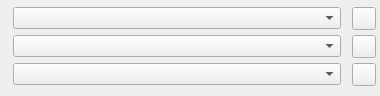
Old version of the form scribus/ui/propertywidget_textcolorbase.ui in the repository nitramr/scribus.
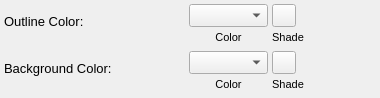
New version of the form. Icons and pictures are not drawn. Custom widgets are drawn as their Qt base class.

Commit message: optical margin and first line

The edit to the form file:
```diff
--- a/scribus/ui/propertywidget_textcolorbase.ui
+++ b/scribus/ui/propertywidget_textcolorbase.ui
@@ -7,11 +7,11 @@
     <x>0</x>
     <y>0</y>
     <width>380</width>
-    <height>96</height>
+    <height>98</height>
    </rect>
   </property>
   <property name="sizePolicy">
-   <sizepolicy hsizetype="MinimumExpanding" vsizetype="Preferred">
+   <sizepolicy hsizetype="MinimumExpanding" vsizetype="MinimumExpanding">
     <horstretch>0</horstretch>
     <verstretch>0</verstretch>
    </sizepolicy>
@@ -28,6 +28,11 @@
     <height>16777215</height>
    </size>
   </property>
+  <property name="font">
+   <font>
+    <pointsize>10</pointsize>
+   </font>
+  </property>
   <property name="windowTitle">
    <string notr="true">Frame</string>
   </property>
@@ -48,164 +53,304 @@
     <number>4</number>
    </property>
    <item>
-    <layout class="QHBoxLayout" name="fillLayout" stretch="0,1,0,0">
+    <layout class="QGridLayout" name="gridLayout" columnstretch="0,0,1,0,0,1">
+     <property name="sizeConstraint">
+      <enum>QLayout::SetDefaultConstraint</enum>
+     </property>
      <property name="spacing">
-      <number>2</number>
+      <number>4</number>
      </property>
-     <item>
-      <widget class="QLabel" name="fillIcon">
-       <property name="text">
-        <string/>
+     <item row="0" column="5">
+      <spacer name="horizontalSpacer">
+       <property name="orientation">
+        <enum>Qt::Horizontal</enum>
        </property>
-       <property name="pixmap">
-        <pixmap>../../resources/icons/16/color-fill.png</pixmap>
+       <property name="sizeHint" stdset="0">
+        <size>
+         <width>40</width>
+         <height>20</height>
+        </size>
        </property>
-      </widget>
+      </spacer>
      </item>
-     <item>
-      <widget class="ColorCombo" name="fillColor">
-       <property name="sizePolicy">
-        <sizepolicy hsizetype="MinimumExpanding" vsizetype="Fixed">
-         <horstretch>0</horstretch>
-         <verstretch>0</verstretch>
-        </sizepolicy>
+     <item row="1" column="0" colspan="2">
+      <layout class="QVBoxLayout" name="verticalLayout_6">
+       <property name="spacing">
+        <number>0</number>
        </property>
-       <property name="toolTip">
-        <string>Color of selected text. If Outline text decoration is enabled, this color will be the fill color. If Drop Shadow Text is enabled, then this will be the top most color.</string>
+       <property name="sizeConstraint">
+        <enum>QLayout::SetDefaultConstraint</enum>
        </property>
-      </widget>
+       <item>
+        <widget class="QLabel" name="label_3">
+         <property name="minimumSize">
+          <size>
+           <width>0</width>
+           <height>24</height>
+          </size>
+         </property>
+         <property name="font">
+          <font>
+           <pointsize>10</pointsize>
+          </font>
+         </property>
+         <property name="text">
+          <string>Background Color:</string>
+         </property>
+         <property name="alignment">
+          <set>Qt::AlignLeading|Qt::AlignLeft|Qt::AlignVCenter</set>
+         </property>
+        </widget>
+       </item>
+       <item>
+        <spacer name="verticalSpacer">
+         <property name="orientation">
+          <enum>Qt::Vertical</enum>
+         </property>
+         <property name="sizeType">
+          <enum>QSizePolicy::Fixed</enum>
+         </property>
+         <property name="sizeHint" stdset="0">
+          <size>
+           <width>1</width>
+           <height>8</height>
+          </size>
+         </property>
+        </spacer>
+       </item>
+      </layout>
      </item>
-     <item>
-      <widget class="QLabel" name="fillShadeLabel">
-       <property name="text">
-        <string/>
+     <item row="0" column="0" colspan="2">
+      <layout class="QVBoxLayout" name="verticalLayout_7">
+       <property name="spacing">
+        <number>0</number>
        </property>
-       <property name="pixmap">
-        <pixmap>../../resources/icons/shade.png</pixmap>
+       <property name="sizeConstraint">
+        <enum>QLayout::SetDefaultConstraint</enum>
        </property>
-      </widget>
+       <item>
+        <widget class="QLabel" name="label_2">
+         <property name="minimumSize">
+          <size>
+           <width>0</width>
+           <height>24</height>
+          </size>
+         </property>
+         <property name="font">
+          <font>
+           <pointsize>10</pointsize>
+          </font>
+         </property>
+         <property name="text">
+          <string>Outline Color:</string>
+         </property>
+         <property name="alignment">
+          <set>Qt::AlignLeading|Qt::AlignLeft|Qt::AlignVCenter</set>
+         </property>
+        </widget>
+       </item>
+       <item>
+        <spacer name="verticalSpacer_2">
+         <property name="orientation">
+          <enum>Qt::Vertical</enum>
+         </property>
+         <property name="sizeType">
+          <enum>QSizePolicy::Fixed</enum>
+         </property>
+         <property name="sizeHint" stdset="0">
+          <size>
+           <width>1</width>
+           <height>8</height>
+          </size>
+         </property>
+        </spacer>
+       </item>
+      </layout>
      </item>
-     <item>
-      <widget class="ShadeButton" name="fillShade">
-       <property name="toolTip">
-        <string>Saturation of color of text fill</string>
+     <item row="1" column="3">
+      <layout class="QVBoxLayout" name="backLayout">
+       <property name="spacing">
+        <number>0</number>
        </property>
-       <property name="text">
-        <string/>
+       <property name="sizeConstraint">
+        <enum>QLayout::SetDefaultConstraint</enum>
        </property>
-      </widget>
+       <item>
+        <widget class="ColorCombo" name="backColor">
+         <property name="sizePolicy">
+          <sizepolicy hsizetype="MinimumExpanding" vsizetype="Fixed">
+           <horstretch>0</horstretch>
+           <verstretch>0</verstretch>
+          </sizepolicy>
+         </property>
+         <property name="toolTip">
+          <string>Background color of selected text</string>
+         </property>
+        </widget>
+       </item>
+       <item>
+        <widget class="QLabel" name="label_5">
+         <property name="font">
+          <font>
+           <pointsize>8</pointsize>
+          </font>
+         </property>
+         <property name="text">
+          <string>Color</string>
+         </property>
+         <property name="alignment">
+          <set>Qt::AlignCenter</set>
+         </property>
+        </widget>
+       </item>
+      </layout>
      </item>
-    </layout>
-   </item>
-   <item>
-    <layout class="QHBoxLayout" name="strokeLayout" stretch="0,1,0,0">
-     <property name="spacing">
-      <number>2</number>
-     </property>
-     <property name="leftMargin">
-      <number>0</number>
-     </property>
-     <property name="topMargin">
-      <number>0</number>
-     </property>
-     <property name="rightMargin">
-      <number>0</number>
-     </property>
-     <property name="bottomMargin">
-      <number>0</number>
-     </property>
-     <item>
-      <widget class="QLabel" name="strokeIcon">
-       <property name="text">
-        <string/>
+     <item row="0" column="3">
+      <layout class="QVBoxLayout" name="strokeLayout">
+       <property name="spacing">
+        <number>0</number>
        </property>
-       <property name="pixmap">
-        <pixmap>../../resources/icons/16/color-stroke.png</pixmap>
+       <property name="sizeConstraint">
+        <enum>QLayout::SetDefaultConstraint</enum>
        </property>
-      </widget>
+       <item>
+        <widget class="ColorCombo" name="strokeColor">
+         <property name="sizePolicy">
+          <sizepolicy hsizetype="MinimumExpanding" vsizetype="Fixed">
+           <horstretch>0</horstretch>
+           <verstretch>0</verstretch>
+          </sizepolicy>
+         </property>
+         <property name="toolTip">
+          <string>Color of text stroke and/or drop shadow, depending which is chosen. If both are chosen, then they share the same color.</string>
+         </property>
+        </widget>
+       </item>
+       <item>
+        <widget class="QLabel" name="label">
+         <property name="font">
+          <font>
+           <pointsize>8</pointsize>
+          </font>
+         </property>
+         <property name="text">
+          <string>Color</string>
+         </property>
+         <property name="alignment">
+          <set>Qt::AlignCenter</set>
+         </property>
+        </widget>
+       </item>
+      </layout>
      </item>
-     <item>
-      <widget class="ColorCombo" name="strokeColor">
-       <property name="sizePolicy">
-        <sizepolicy hsizetype="MinimumExpanding" vsizetype="Fixed">
-         <horstretch>0</horstretch>
-         <verstretch>0</verstretch>
-        </sizepolicy>
+     <item row="1" column="4">
+      <layout class="QVBoxLayout" name="verticalLayout_5">
+       <property name="spacing">
+        <number>0</number>
        </property>
-       <property name="toolTip">
-        <string>Color of text stroke and/or drop shadow, depending which is chosen. If both are chosen, then they share the same color.</string>
+       <property name="sizeConstraint">
+        <enum>QLayout::SetDefaultConstraint</enum>
        </property>
-      </widget>
+       <item>
+        <widget class="ShadeButton" name="backShade">
+         <property name="toolTip">
+          <string>Saturation of color of text background</string>
+         </property>
+         <property name="text">
+          <string/>
+         </property>
+        </widget>
+       </item>
+       <item>
+        <widget class="QLabel" name="label_6">
+         <property name="font">
+          <font>
+           <pointsize>8</pointsize>
+          </font>
+         </property>
+         <property name="text">
+          <string>Shade</string>
+         </property>
+         <property name="alignment">
+          <set>Qt::AlignCenter</set>
+         </property>
+        </widget>
+       </item>
+      </layout>
      </item>
-     <item>
-      <widget class="QLabel" name="strokeShadeLabel">
-       <property name="text">
-        <string/>
+     <item row="0" column="2">
+      <spacer name="horizontalSpacer_3">
+       <property name="orientation">
+        <enum>Qt::Horizontal</enum>
        </property>
-       <property name="pixmap">
-        <pixmap>../../resources/icons/shade.png</pixmap>
+       <property name="sizeHint" stdset="0">
+        <size>
+         <width>40</width>
+         <height>20</height>
+        </size>
        </property>
-      </widget>
+      </spacer>
      </item>
-     <item>
-      <widget class="ShadeButton" name="strokeShade">
-       <property name="toolTip">
-        <string>Saturation of color of text stroke</string>
+     <item row="0" column="4">
+      <layout class="QVBoxLayout" name="verticalLayout_3">
+       <property name="spacing">
+        <number>0</number>
        </property>
-       <property name="text">
-        <string/>
+       <property name="sizeConstraint">
+        <enum>QLayout::SetDefaultConstraint</enum>
        </property>
-      </widget>
+       <item>
+        <widget class="ShadeButton" name="strokeShade">
+         <property name="toolTip">
+          <string>Saturation of color of text stroke</string>
+         </property>
+         <property name="text">
+          <string/>
+         </property>
+        </widget>
+       </item>
+       <item>
+        <widget class="QLabel" name="label_4">
+         <property name="font">
+          <font>
+           <pointsize>8</pointsize>
+          </font>
+         </property>
+         <property name="text">
+          <string>Shade</string>
+         </property>
+         <property name="alignment">
+          <set>Qt::AlignCenter</set>
+         </property>
+        </widget>
+       </item>
+      </layout>
      </item>
-    </layout>
-   </item>
-   <item>
-    <layout class="QHBoxLayout" name="backLayout" stretch="0,1,0,0">
-     <property name="spacing">
-      <number>2</number>
-     </property>
-     <item>
-      <widget class="QLabel" name="backIcon">
-       <property name="text">
-        <string/>
+     <item row="1" column="5">
+      <spacer name="horizontalSpacer_2">
+       <property name="orientation">
+        <enum>Qt::Horizontal</enum>
        </property>
-       <property name="pixmap">
-        <pixmap>../../resources/icons/16/color-fill.png</pixmap>
+       <property name="sizeHint" stdset="0">
+        <size>
+         <width>40</width>
+         <height>20</height>
+        </size>
        </property>
-      </widget>
+      </spacer>
      </item>
-     <item>
-      <widget class="ColorCombo" name="backColor">
-       <property name="sizePolicy">
-        <sizepolicy hsizetype="MinimumExpanding" vsizetype="Fixed">
-         <horstretch>0</horstretch>
-         <verstretch>0</verstretch>
-        </sizepolicy>
+     <item row="1" column="2">
+      <spacer name="horizontalSpacer_4">
+       <property name="orientation">
+        <enum>Qt::Horizontal</enum>
        </property>
-       <property name="toolTip">
-        <string>Background color of selected text</string>
+       <property name="sizeHint" stdset="0">
+        <size>
+         <width>40</width>
+         <height>20</height>
+        </size>
        </property>
-      </widget>
-     </item>
-     <item>
-      <widget class="QLabel" name="backShadeLabel">
-       <property name="text">
-        <string/>
-       </property>
-       <property name="pixmap">
-        <pixmap>../../resources/icons/shade.png</pixmap>
-       </property>
-      </widget>
-     </item>
-     <item>
-      <widget class="ShadeButton" name="backShade">
-       <property name="toolTip">
-        <string>Saturation of color of text background</string>
-       </property>
-       <property name="text">
-        <string/>
-       </property>
-      </widget>
+      </spacer>
      </item>
     </layout>
    </item>
```
The commit also changes 45 other files.
